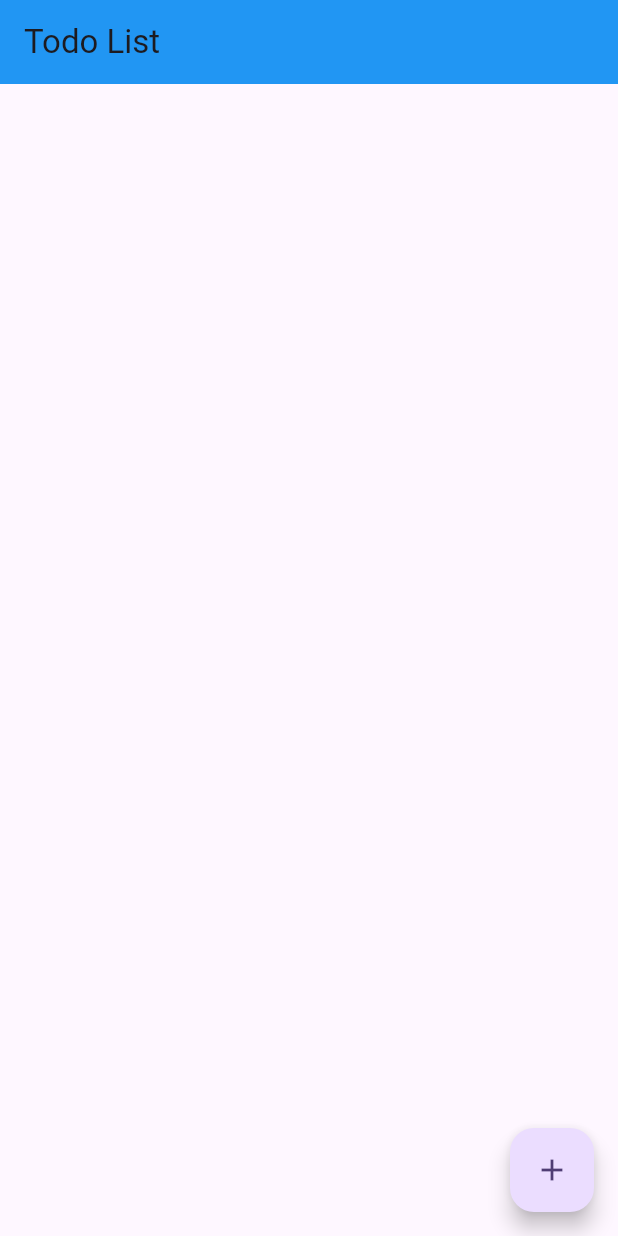
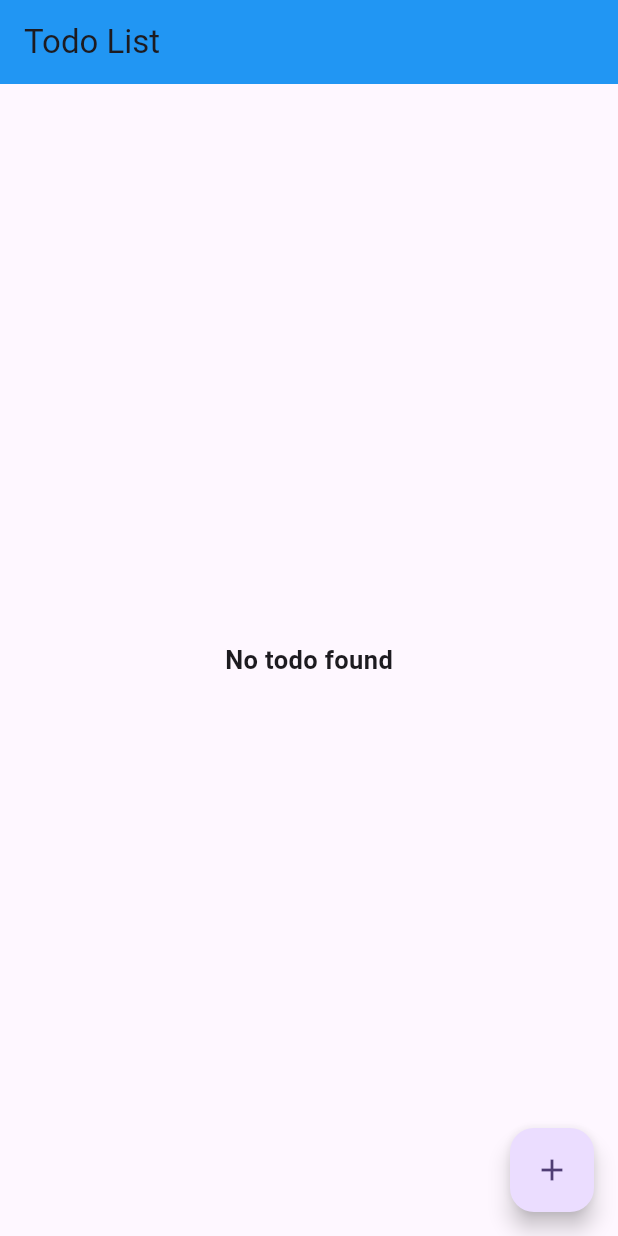
Before and after one commit to Sohag-84/Flutter-Bloc, a Flutter app: the screen it shows after launch, on a phone screen of 412 x 824 dp. Run offline on Flutter 3.47's test engine with Material 3 defaults, Android fonts, the phone set to English and light mode, and no system bars; our stand-ins replace flutter_bloc.

Commit message:
add todo and all the todo list

```diff
--- a/todo_list/lib/cubit/todo_cubit.dart
+++ b/todo_list/lib/cubit/todo_cubit.dart
@@ -3,4 +3,13 @@ import 'package:todo_list/models/todo_model.dart';
 
 class TodoCubit extends Cubit<List<Todo>> {
   TodoCubit() : super([]);
+
+  void addTodo({required String title}) {
+    final todo = Todo(name: title, createdAt: DateTime.now());
+
+    // state.add(todo);
+    // emit([...state]);
+//----------> OR <------------
+    emit([...state, todo]);
+  }
 }
--- a/todo_list/lib/main.dart
+++ b/todo_list/lib/main.dart
@@ -1,5 +1,7 @@
 import 'package:flutter/material.dart';
+import 'package:flutter_bloc/flutter_bloc.dart';
 import 'package:todo_list/add_todo.dart';
+import 'package:todo_list/cubit/todo_cubit.dart';
 import 'package:todo_list/todo_list.dart';
 
 void main() {
@@ -11,7 +13,9 @@ class MyApp extends StatelessWidget {
 
   @override
   Widget build(BuildContext context) {
-    return MaterialApp(
+    return BlocProvider(
+      create: (context) => TodoCubit(),
+      child: MaterialApp(
         title: 'Flutter Bloc',
         debugShowCheckedModeBanner: false,
         theme: ThemeData(
@@ -23,6 +27,7 @@ class MyApp extends StatelessWidget {
           "/": (context) => const TodoList(),
           "/add-todo": (context) => const AddTodo(),
         },
+      ),
     );
   }
 }
--- a/todo_list/lib/todo_list.dart
+++ b/todo_list/lib/todo_list.dart
@@ -1,4 +1,7 @@
 import 'package:flutter/material.dart';
+import 'package:flutter_bloc/flutter_bloc.dart';
+import 'package:todo_list/cubit/todo_cubit.dart';
+import 'package:todo_list/models/todo_model.dart';
 
 class TodoList extends StatelessWidget {
   const TodoList({super.key});
@@ -16,6 +19,31 @@ class TodoList extends StatelessWidget {
         tooltip: "Add Todo",
         child: const Icon(Icons.add),
       ),
+      body: BlocBuilder<TodoCubit, List<Todo>>(
+        builder: (context, state) {
+          return state.isEmpty
+              ? const Center(
+                  child: Text(
+                    "No todo found",
+                    style: TextStyle(
+                      fontSize: 17,
+                      fontWeight: FontWeight.bold,
+                    ),
+                  ),
+                )
+              : ListView.builder(
+                  itemCount: state.length,
+                  itemBuilder: (context, index) {
+                    final todo = state[index];
+                    return Card(
+                      child: ListTile(
+                        title: Text(todo.name),
+                      ),
+                    );
+                  },
+                );
+        },
+      ),
     );
   }
 }
```
Also changed, not shown: todo_list/lib/add_todo.dart (+9 -1 lines). Lines whose indentation alone changed are shown as unchanged.
